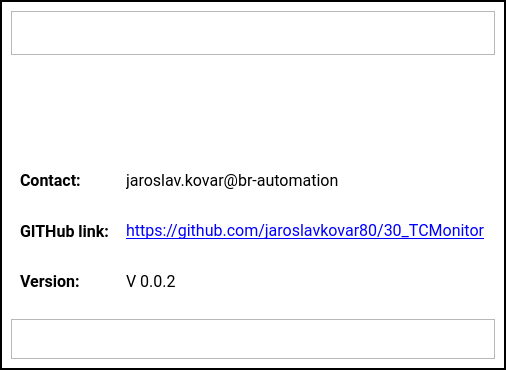
First picture: the form in GUI/qt5_AboutWindow.ui, repository jaroslavkovar80/SSHClient, before the edit.
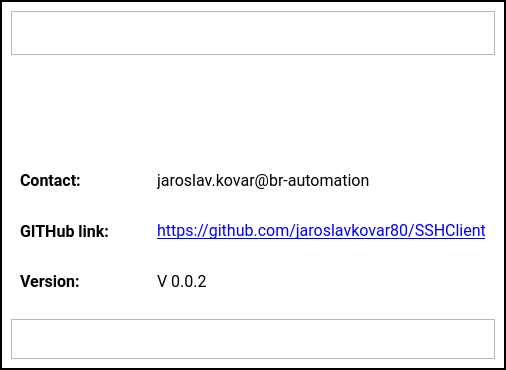
Second picture: the form after the edit. Icons and pictures are not drawn.

Commit message: changed link to github added printscreens from app

Patch:
```diff
--- a/GUI/qt5_AboutWindow.ui
+++ b/GUI/qt5_AboutWindow.ui
@@ -300,7 +300,7 @@
             </font>
            </property>
            <property name="text">
-            <string>&lt;html&gt;&lt;head/&gt;&lt;body&gt;&lt;p&gt;&lt;a href=&quot;https://github.com/jaroslavkovar80/30_TCMonitor&quot;&gt;&lt;span style=&quot; text-decoration: underline; color:#0000ff;&quot;&gt;https://github.com/jaroslavkovar80/30_TCMonitor&lt;/span&gt;&lt;/a&gt;&lt;/p&gt;&lt;/body&gt;&lt;/html&gt;</string>
+            <string>&lt;html&gt;&lt;head/&gt;&lt;body&gt;&lt;p&gt;&lt;a href=&quot;https://github.com/jaroslavkovar80/SSHClient&quot;&gt;&lt;span style=&quot; text-decoration: underline; color:#0000ff;&quot;&gt;https://github.com/jaroslavkovar80/SSHClient&lt;/span&gt;&lt;/a&gt;&lt;/p&gt;&lt;/body&gt;&lt;/html&gt;</string>
            </property>
           </widget>
          </item>
```
The commit also changes 9 other files.
